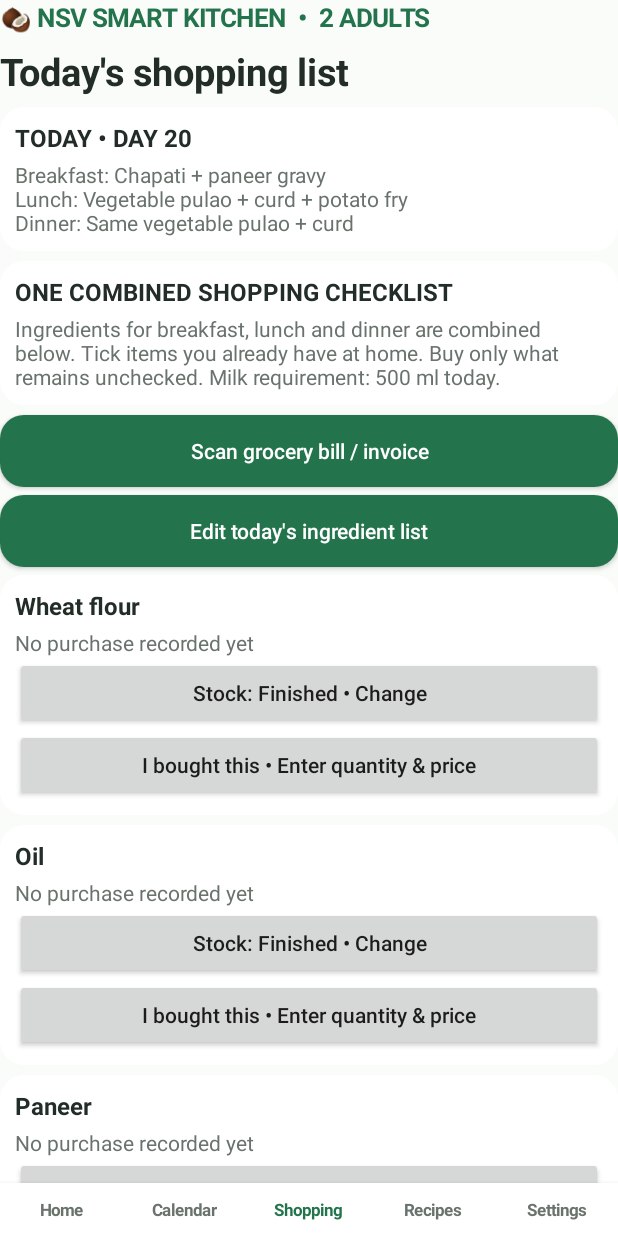
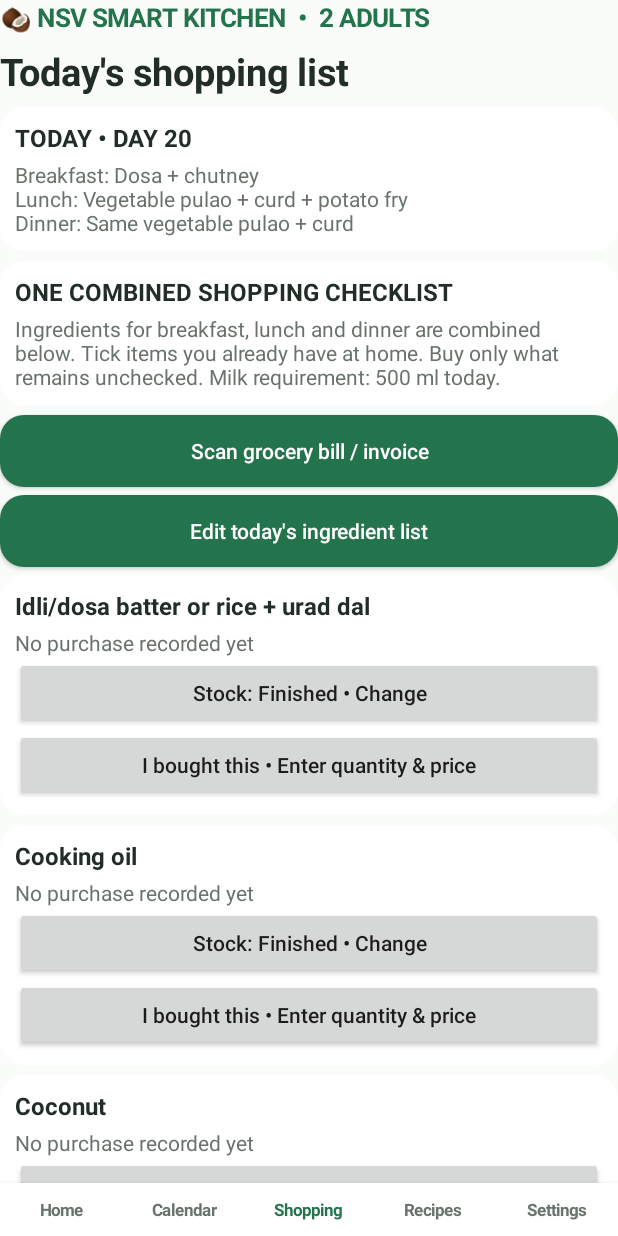
Before and after one commit to silentkillersri378-dot/SouthIndianFoodPlanner, an Android app: the screen it shows after launch (MainActivity), after a tap on "See today's combined ingredients", on a phone screen of 412 x 824 dp. Run offline under Robolectric (Android 15) with nearby library versions, the phone set to English and light mode, and no system bars; libraries missing offline, so code that uses them is left out: com.google.mlkit.vision.

Commit message:
Restrict chapati and poori to weekends

```diff
--- a/app/src/main/java/com/example/southindianplanner/MainActivity.java
+++ b/app/src/main/java/com/example/southindianplanner/MainActivity.java
@@ -171,7 +171,21 @@ public class MainActivity extends Activity {
         .setPositiveButton("Save",(d,w)->{String[] v=new String[fields.length];for(int i=0;i<v.length;i++)v[i]=fields[i].getText().toString().trim();save.save(v);}).show();
     }
     boolean isWeekend(int d){Calendar c=Calendar.getInstance();c.set(Calendar.DAY_OF_MONTH,1);c.add(Calendar.DATE,d);int w=c.get(Calendar.DAY_OF_WEEK);return w==Calendar.SATURDAY||w==Calendar.SUNDAY;}
-    String mealAt(int d,int slot){String value=meals[d][slot];if(isWeekend(d)){if(slot==0 && d%2==0)value="Poori + potato masala";if(slot==2 && d%2==1)value="Chapati + vegetable kurma";}return value;}
+    String mealAt(int d,int slot){
+      String value=meals[d][slot];
+      if(isWeekend(d)){
+        if(slot==0 && d%2==0)value="Poori + potato masala";
+        if(slot==2 && d%2==1)value="Chapati + vegetable kurma";
+        return value;
+      }
+      String low=value.toLowerCase(Locale.US);
+      if(low.contains("chapati")||low.contains("poori")){
+        if(slot==0)return "Dosa + chutney";
+        if(slot==2)return "Dosa + sambar";
+        return "Rice + sambar + poriyal";
+      }
+      return value;
+    }
     String mealText(int d){return "Breakfast: "+mealAt(d,0)+"\nLunch: "+mealAt(d,1)+"\nDinner: "+mealAt(d,2);}
     void loadSavedMeals(){for(int d=0;d<meals.length;d++)for(int i=0;i<3;i++){String x=prefs.getString("meal_"+d+"_"+i,null);if(x!=null && !x.toLowerCase(Locale.US).matches(".*(idiyappam|idiappam|pesarattu|uthappam|adai|avial|appam).*"))meals[d][i]=x;}}
     void saveMeals(){SharedPreferences.Editor e=prefs.edit();for(int d=0;d<meals.length;d++)for(int i=0;i<3;i++)e.putString("meal_"+d+"_"+i,meals[d][i]);e.apply();}
```
